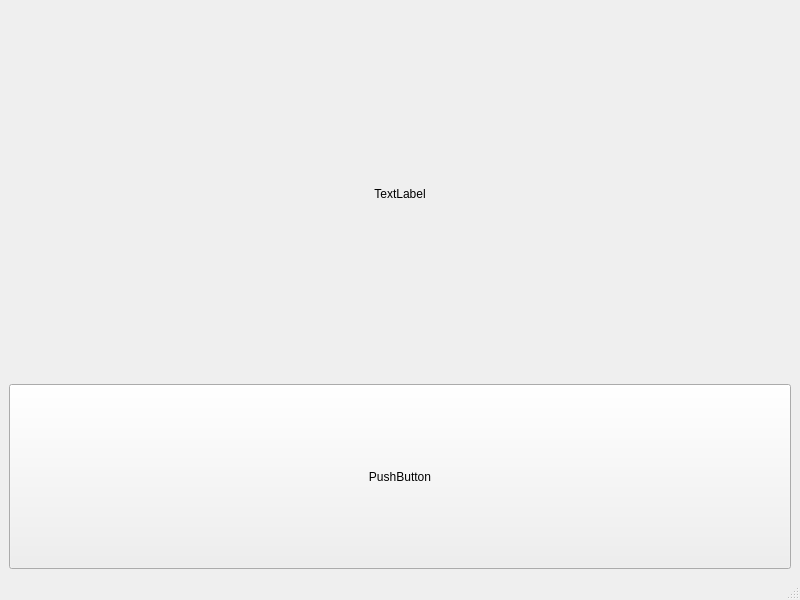
Before: the Qt Designer form src/application/MainWindow.ui in sanka-eu/control_tasks_system, drawn with Qt 5.
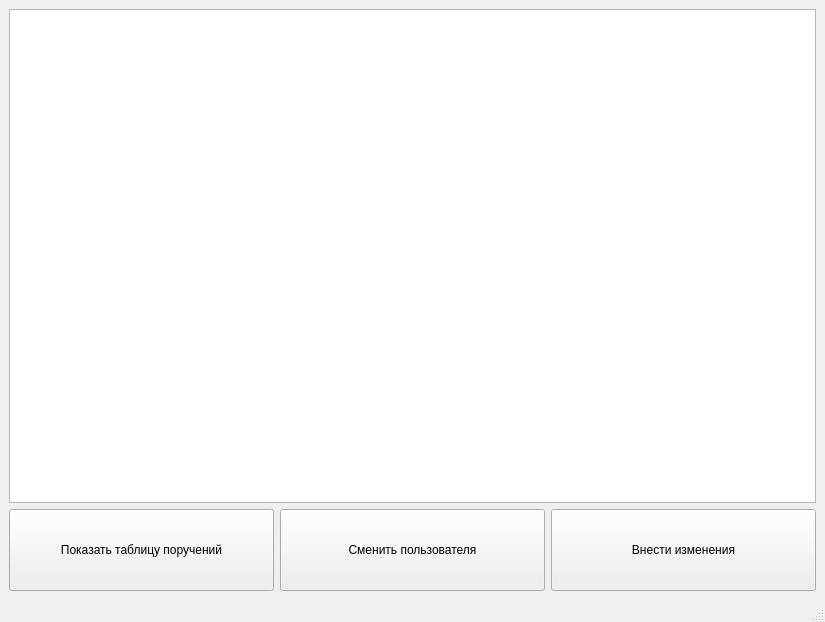
After: the same form once the commit is applied.

```diff
--- a/src/application/MainWindow.ui
+++ b/src/application/MainWindow.ui
@@ -6,8 +6,8 @@
    <rect>
     <x>0</x>
     <y>0</y>
-    <width>800</width>
-    <height>600</height>
+    <width>825</width>
+    <height>622</height>
    </rect>
   </property>
   <property name="windowTitle">
@@ -16,41 +16,68 @@
   <widget class="QWidget" name="centralwidget">
    <layout class="QHBoxLayout" name="horizontalLayout">
     <item>
-     <layout class="QVBoxLayout" name="verticalLayout" stretch="2,1">
+     <layout class="QVBoxLayout" name="verticalLayout" stretch="6,1">
+      <property name="spacing">
+       <number>6</number>
+      </property>
+      <property name="sizeConstraint">
+       <enum>QLayout::SetDefaultConstraint</enum>
+      </property>
       <item>
-       <widget class="QLabel" name="textLabel">
+       <widget class="QTableWidget" name="tableWidget">
         <property name="sizePolicy">
-         <sizepolicy hsizetype="Preferred" vsizetype="Ignored">
+         <sizepolicy hsizetype="Expanding" vsizetype="Ignored">
           <horstretch>0</horstretch>
           <verstretch>0</verstretch>
          </sizepolicy>
         </property>
-        <property name="text">
-         <string>TextLabel</string>
+       </widget>
+      </item>
+      <item>
+       <layout class="QHBoxLayout" name="horizontalLayout_2">
+        <property name="spacing">
+         <number>6</number>
         </property>
-        <property name="alignment">
-         <set>Qt::AlignCenter</set>
-        </property>
+        <item>
+         <widget class="QPushButton" name="showAllAssignments">
+          <property name="sizePolicy">
+           <sizepolicy hsizetype="Minimum" vsizetype="Ignored">
+            <horstretch>0</horstretch>
+            <verstretch>0</verstretch>
+           </sizepolicy>
+          </property>
+          <property name="text">
+           <string>Показать таблицу поручений</string>
+          </property>
        </widget>
       </item>
       <item>
-       <widget class="QPushButton" name="pushButton">
+         <widget class="QPushButton" name="changeUser">
         <property name="sizePolicy">
          <sizepolicy hsizetype="Minimum" vsizetype="Ignored">
           <horstretch>0</horstretch>
           <verstretch>0</verstretch>
          </sizepolicy>
         </property>
-        <property name="baseSize">
-         <size>
-          <width>0</width>
-          <height>0</height>
-         </size>
-        </property>
+          <property name="text">
+           <string>Сменить пользователя</string>
+          </property>
+         </widget>
+        </item>
+        <item>
+         <widget class="QPushButton" name="changData">
+          <property name="sizePolicy">
+           <sizepolicy hsizetype="Minimum" vsizetype="Ignored">
+            <horstretch>0</horstretch>
+            <verstretch>0</verstretch>
+           </sizepolicy>
+          </property>
         <property name="text">
-         <string>PushButton</string>
-        </property>
-       </widget>
+           <string>Внести изменения</string>
+          </property>
+         </widget>
+        </item>
+       </layout>
       </item>
      </layout>
     </item>
```
Left out of the diff: 2 changed lines with no effect on the pictures. Lines whose indentation alone changed are shown as unchanged.
